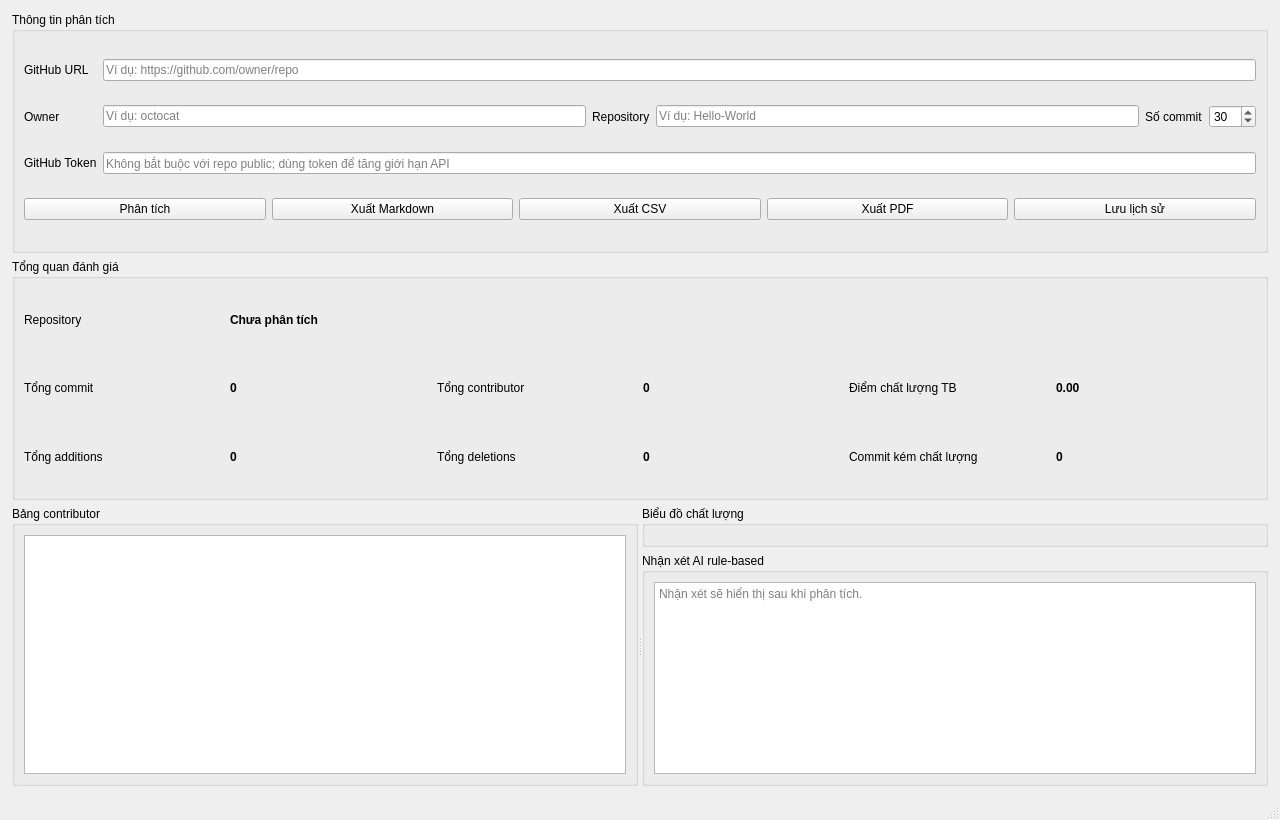
First picture: the form in main_window.ui, repository cuonghuhuu/he-thong-danh-gia-dong-gop-github-bang-AI, before the edit.
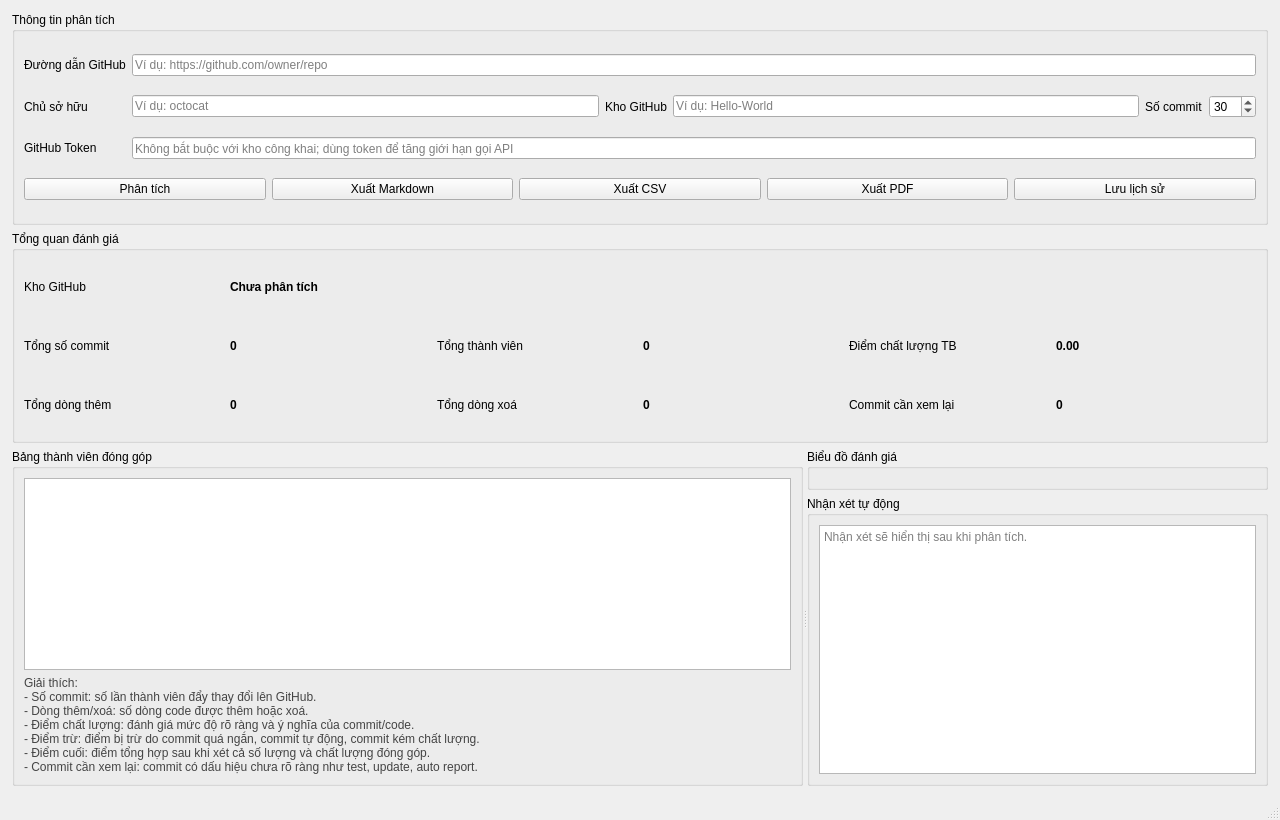
Second picture: the form after the edit.

Commit message: Improve dashboard UI labels and charts

Diff of the .ui file:
```diff
--- a/main_window.ui
+++ b/main_window.ui
@@ -36,7 +36,7 @@
        <item row="0" column="0">
         <widget class="QLabel" name="repoUrlLabel">
          <property name="text">
-          <string>GitHub URL</string>
+          <string>Đường dẫn GitHub</string>
          </property>
         </widget>
        </item>
@@ -50,7 +50,7 @@
        <item row="1" column="0">
         <widget class="QLabel" name="ownerLabel">
          <property name="text">
-          <string>Owner</string>
+          <string>Chủ sở hữu</string>
          </property>
         </widget>
        </item>
@@ -64,7 +64,7 @@
        <item row="1" column="2">
         <widget class="QLabel" name="repoLabel">
          <property name="text">
-          <string>Repository</string>
+          <string>Kho GitHub</string>
          </property>
         </widget>
        </item>
@@ -105,7 +105,7 @@
        <item row="2" column="1" colspan="5">
         <widget class="QLineEdit" name="tokenInput">
          <property name="placeholderText">
-          <string>Không bắt buộc với repo public; dùng token để tăng giới hạn API</string>
+          <string>Không bắt buộc với kho công khai; dùng token để tăng giới hạn gọi API</string>
          </property>
         </widget>
        </item>
@@ -175,7 +175,7 @@
        <item row="0" column="0">
         <widget class="QLabel" name="repoTitleLabel">
          <property name="text">
-          <string>Repository</string>
+          <string>Kho GitHub</string>
          </property>
         </widget>
        </item>
@@ -192,7 +192,7 @@
        <item row="1" column="0">
         <widget class="QLabel" name="totalCommitsTitleLabel">
          <property name="text">
-          <string>Tổng commit</string>
+          <string>Tổng số commit</string>
          </property>
         </widget>
        </item>
@@ -209,7 +209,7 @@
        <item row="1" column="2">
         <widget class="QLabel" name="totalContributorsTitleLabel">
          <property name="text">
-          <string>Tổng contributor</string>
+          <string>Tổng thành viên</string>
          </property>
         </widget>
        </item>
@@ -243,7 +243,7 @@
        <item row="2" column="0">
         <widget class="QLabel" name="totalAdditionsTitleLabel">
          <property name="text">
-          <string>Tổng additions</string>
+          <string>Tổng dòng thêm</string>
          </property>
         </widget>
        </item>
@@ -260,7 +260,7 @@
        <item row="2" column="2">
         <widget class="QLabel" name="totalDeletionsTitleLabel">
          <property name="text">
-          <string>Tổng deletions</string>
+          <string>Tổng dòng xoá</string>
          </property>
         </widget>
        </item>
@@ -277,7 +277,7 @@
        <item row="2" column="4">
         <widget class="QLabel" name="suspiciousCommitTitleLabel">
          <property name="text">
-          <string>Commit kém chất lượng</string>
+          <string>Commit cần xem lại</string>
          </property>
         </widget>
        </item>
@@ -301,12 +301,31 @@
       </property>
       <widget class="QGroupBox" name="contributorGroupBox">
        <property name="title">
-        <string>Bảng contributor</string>
+        <string>Bảng thành viên đóng góp</string>
        </property>
        <layout class="QVBoxLayout" name="contributorLayout">
         <item>
          <widget class="QTableWidget" name="contributorTable"/>
         </item>
+        <item>
+         <widget class="QLabel" name="explanationLabel">
+          <property name="styleSheet">
+           <string notr="true">color: #444; line-height: 1.3;</string>
+          </property>
+          <property name="text">
+           <string>Giải thích:
+- Số commit: số lần thành viên đẩy thay đổi lên GitHub.
+- Dòng thêm/xoá: số dòng code được thêm hoặc xoá.
+- Điểm chất lượng: đánh giá mức độ rõ ràng và ý nghĩa của commit/code.
+- Điểm trừ: điểm bị trừ do commit quá ngắn, commit tự động, commit kém chất lượng.
+- Điểm cuối: điểm tổng hợp sau khi xét cả số lượng và chất lượng đóng góp.
+- Commit cần xem lại: commit có dấu hiệu chưa rõ ràng như test, update, auto report.</string>
+          </property>
+          <property name="wordWrap">
+           <bool>true</bool>
+          </property>
+         </widget>
+        </item>
        </layout>
       </widget>
       <widget class="QWidget" name="rightPanel">
@@ -314,7 +333,7 @@
         <item>
          <widget class="QGroupBox" name="chartGroupBox">
           <property name="title">
-           <string>Biểu đồ chất lượng</string>
+           <string>Biểu đồ đánh giá</string>
           </property>
           <layout class="QVBoxLayout" name="chartContainerLayout"/>
          </widget>
@@ -322,7 +341,7 @@
         <item>
          <widget class="QGroupBox" name="aiGroupBox">
           <property name="title">
-           <string>Nhận xét AI rule-based</string>
+           <string>Nhận xét tự động</string>
           </property>
           <layout class="QVBoxLayout" name="aiLayout">
            <item>
```
Left out of the diff: 2 changed lines with no effect on the pictures. The commit also changes 2 other files.
